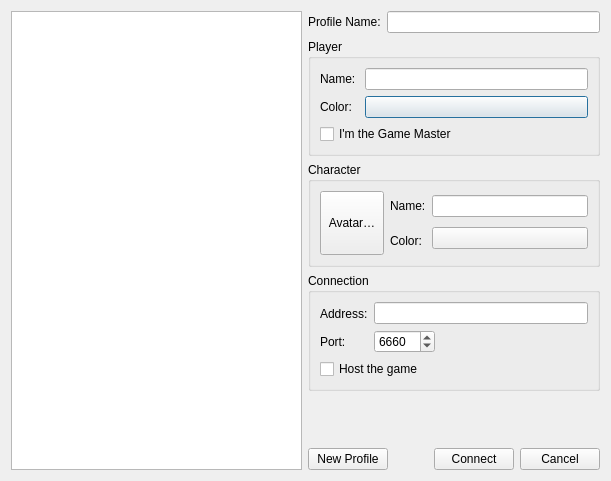
Above: src/network/selectconnectionprofiledialog.ui from Rolisteam/rolisteam before the change. Below: the same form after it.
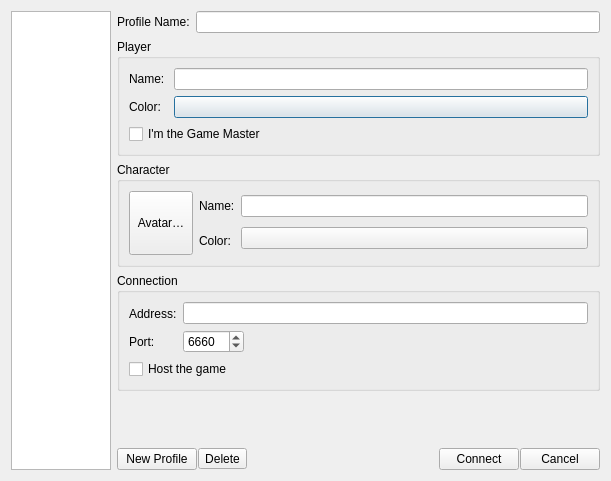
That is the form after the change. Icons and pictures are not drawn. Custom widgets are drawn as their Qt base class.

Commit message: Management of removing connection profile.

```diff
--- a/src/network/selectconnectionprofiledialog.ui
+++ b/src/network/selectconnectionprofiledialog.ui
@@ -13,11 +13,11 @@
   <property name="windowTitle">
    <string>Welcome To Rolisteam - Connection Dialog</string>
   </property>
-  <layout class="QHBoxLayout" name="horizontalLayout_7">
+  <layout class="QHBoxLayout" name="horizontalLayout_7" stretch="0,1">
    <item>
     <widget class="QListView" name="m_profileList">
      <property name="sizePolicy">
-      <sizepolicy hsizetype="MinimumExpanding" vsizetype="Expanding">
+      <sizepolicy hsizetype="Preferred" vsizetype="Preferred">
        <horstretch>0</horstretch>
        <verstretch>0</verstretch>
       </sizepolicy>
@@ -28,6 +28,9 @@
        <height>16777215</height>
       </size>
      </property>
+     <property name="sizeAdjustPolicy">
+      <enum>QAbstractScrollArea::AdjustToContents</enum>
+     </property>
      <property name="selectionBehavior">
       <enum>QAbstractItemView::SelectRows</enum>
      </property>
@@ -260,11 +263,32 @@
      </item>
      <item>
       <layout class="QHBoxLayout" name="horizontalLayout_6">
+       <property name="spacing">
+        <number>1</number>
+       </property>
        <item>
         <widget class="QPushButton" name="m_addProfile">
          <property name="text">
           <string>New Profile</string>
          </property>
+         <property name="icon">
+          <iconset resource="../../rolisteam.qrc">
+           <normaloff>:/resources/icons/add_round.png</normaloff>:/resources/icons/add_round.png</iconset>
+         </property>
+        </widget>
+       </item>
+       <item>
+        <widget class="QToolButton" name="m_delProfileAct">
+         <property name="toolTip">
+          <string>Delete</string>
+         </property>
+         <property name="text">
+          <string>Delete</string>
+         </property>
+         <property name="icon">
+          <iconset resource="../../rolisteam.qrc">
+           <normaloff>:/resources/icons/delete.png</normaloff>:/resources/icons/delete.png</iconset>
+         </property>
         </widget>
        </item>
        <item>
```
Left out of the diff: 4 changed lines with no effect on the pictures. The commit also changes 2 other files.
